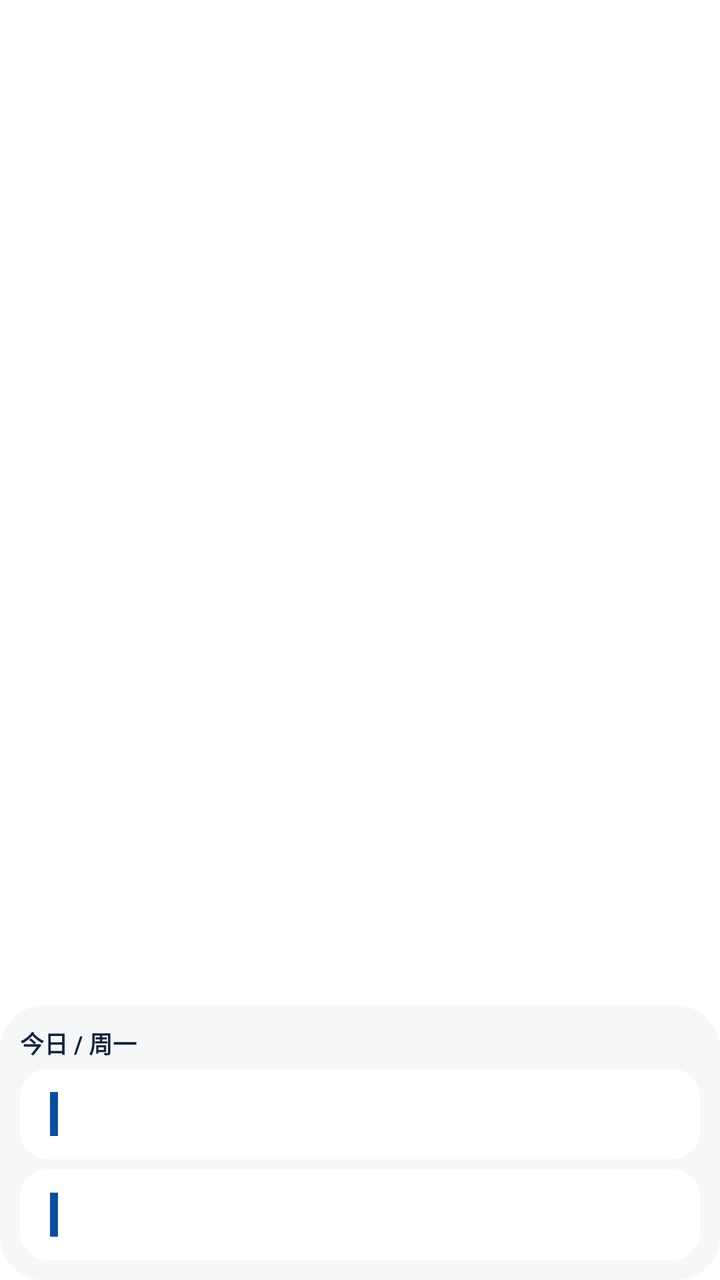
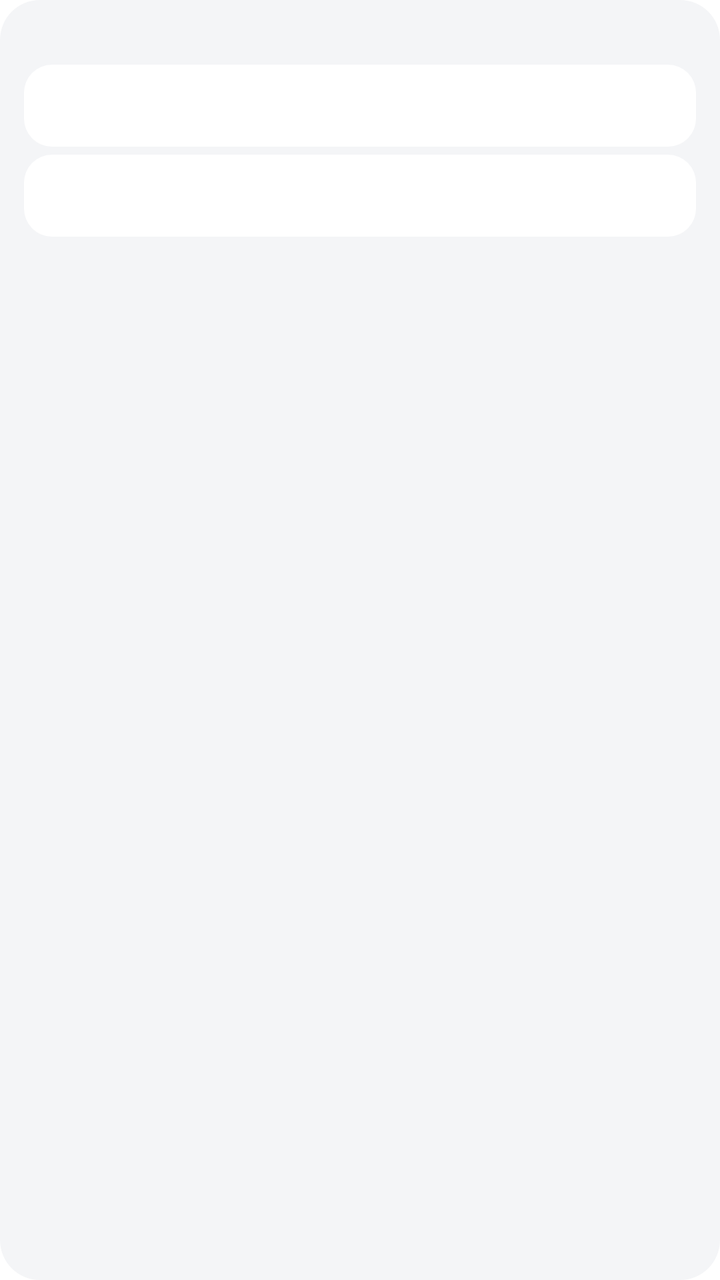

Compare the two renders of this Android layout. The source of the first and the diff that turns it into the second are given below.
<!-- AndroidManifest.xml: fallback theme Theme.MaterialComponents.DayNight.NoActionBar -->
<!-- res/layout/widget_timetable_2x2.xml -->
<?xml version="1.0" encoding="utf-8"?>
<FrameLayout xmlns:android="http://schemas.android.com/apk/res/android"
    android:id="@+id/widget_root"
    android:layout_width="match_parent"
    android:layout_height="match_parent"
    android:background="@android:color/transparent">

    <LinearLayout
        android:id="@+id/widget_card"
        android:layout_width="match_parent"
        android:layout_height="wrap_content"
        android:layout_gravity="bottom"
        android:orientation="vertical"
        android:padding="10dp"
        android:background="@drawable/widget_bg">

        <LinearLayout
            android:layout_width="match_parent"
            android:layout_height="wrap_content"
            android:orientation="horizontal">

            <TextView
                android:id="@+id/widget_today"
                android:layout_width="0dp"
                android:layout_height="wrap_content"
                android:layout_weight="1"
                android:text="今日 / 周一"
                android:textSize="12sp"
                android:textStyle="bold"
                android:textColor="#14243B" />

            <TextView
                android:id="@+id/widget_week"
                android:layout_width="wrap_content"
                android:layout_height="wrap_content"
                android:text=""
                android:textSize="11sp"
                android:textColor="#5D7392" />
        </LinearLayout>

        <FrameLayout
            android:layout_width="match_parent"
            android:layout_height="wrap_content"
            android:layout_marginTop="4dp"
            android:minHeight="56dp">

            <TextView
                android:id="@+id/widget_status"
                android:layout_width="match_parent"
                android:layout_height="match_parent"
                android:gravity="center"
                android:textSize="13sp"
                android:textColor="#5D7392"
                android:text="" />

            <LinearLayout
                android:id="@+id/widget_items"
                android:layout_width="match_parent"
                android:layout_height="wrap_content"
                android:orientation="vertical">

                <LinearLayout
                    android:id="@+id/widget_item1"
                    android:layout_width="match_parent"
                    android:layout_height="wrap_content"
                    android:minHeight="34dp"
                    android:orientation="horizontal"
                    android:gravity="center_vertical"
                    android:padding="7dp"
                    android:background="@drawable/widget_row_bg">

                    <TextView
                        android:id="@+id/widget_item1_time"
                        android:layout_width="wrap_content"
                        android:layout_height="wrap_content"
                        android:gravity="center"
                        android:textSize="9.5sp"
                        android:textColor="#5D7392"
                        android:maxLines="2" />

                    <TextView
                        android:id="@+id/widget_item1_bar"
                        android:layout_width="4dp"
                        android:layout_height="22dp"
                        android:layout_marginStart="8dp"
                        android:background="#0B4F9C" />

                    <LinearLayout
                        android:layout_width="0dp"
                        android:layout_height="wrap_content"
                        android:layout_weight="1"
                        android:layout_marginStart="8dp"
                        android:orientation="vertical">

                        <TextView
                            android:id="@+id/widget_item1_name"
                            android:layout_width="match_parent"
                            android:layout_height="wrap_content"
                            android:textSize="12sp"
                            android:textStyle="bold"
                            android:textColor="#14243B"
                            android:maxLines="2"
                            android:ellipsize="end" />

                        <TextView
                            android:id="@+id/widget_item1_info"
                            android:layout_width="match_parent"
                            android:layout_height="wrap_content"
                            android:textSize="9.5sp"
                            android:textColor="#5D7392"
                            android:maxLines="1"
                            android:ellipsize="end"
                            android:paddingTop="2dp" />
                    </LinearLayout>
                </LinearLayout>

                <LinearLayout
                    android:id="@+id/widget_item2"
                    android:layout_width="match_parent"
                    android:layout_height="wrap_content"
                    android:layout_marginTop="5dp"
                    android:minHeight="34dp"
                    android:orientation="horizontal"
                    android:gravity="center_vertical"
                    android:padding="7dp"
                    android:background="@drawable/widget_row_bg">

                    <TextView
                        android:id="@+id/widget_item2_time"
                        android:layout_width="wrap_content"
                        android:layout_height="wrap_content"
                        android:gravity="center"
                        android:textSize="9.5sp"
                        android:textColor="#5D7392"
                        android:maxLines="2" />

                    <TextView
                        android:id="@+id/widget_item2_bar"
                        android:layout_width="4dp"
                        android:layout_height="22dp"
                        android:layout_marginStart="8dp"
                        android:background="#0B4F9C" />

                    <LinearLayout
                        android:layout_width="0dp"
                        android:layout_height="wrap_content"
                        android:layout_weight="1"
                        android:layout_marginStart="8dp"
                        android:orientation="vertical">

                        <TextView
                            android:id="@+id/widget_item2_name"
                            android:layout_width="match_parent"
                            android:layout_height="wrap_content"
                            android:textSize="12sp"
                            android:textStyle="bold"
                            android:textColor="#14243B"
                            android:maxLines="2"
                            android:ellipsize="end" />

                        <TextView
                            android:id="@+id/widget_item2_info"
                            android:layout_width="match_parent"
                            android:layout_height="wrap_content"
                            android:textSize="9.5sp"
                            android:textColor="#5D7392"
                            android:maxLines="1"
                            android:ellipsize="end"
                            android:paddingTop="2dp" />
                    </LinearLayout>
                </LinearLayout>
            </LinearLayout>
        </FrameLayout>
    </LinearLayout>
</FrameLayout>
<!-- resources referenced by this layout -->
<resources>
  <!-- drawable widget_bg (drawable) -->
  <?xml version="1.0" encoding="utf-8"?>
  <shape xmlns:android="http://schemas.android.com/apk/res/android"
      android:shape="rectangle">
      <solid android:color="#F6F7F9" />
      <corners android:radius="22dp" />
  </shape>
  <!-- drawable widget_row_bg (drawable) -->
  <?xml version="1.0" encoding="utf-8"?>
  <shape xmlns:android="http://schemas.android.com/apk/res/android"
      android:shape="rectangle">
      <solid android:color="#FFFFFF" />
      <corners android:radius="14dp" />
  </shape>
</resources>

<!-- the commit's change to res/layout/widget_timetable_2x2.xml (unified diff, before → after) -->
@@ -3,55 +3,53 @@
     android:id="@+id/widget_root"
     android:layout_width="match_parent"
     android:layout_height="match_parent"
-    android:background="@android:color/transparent">
+    android:background="@drawable/widget_bg">
 
     <LinearLayout
-        android:id="@+id/widget_card"
         android:layout_width="match_parent"
-        android:layout_height="wrap_content"
-        android:layout_gravity="bottom"
+        android:layout_height="match_parent"
         android:orientation="vertical"
-        android:padding="10dp"
-        android:background="@drawable/widget_bg">
+        android:padding="12dp">
 
         <LinearLayout
             android:layout_width="match_parent"
             android:layout_height="wrap_content"
-            android:orientation="horizontal">
+            android:orientation="horizontal"
+            android:gravity="center_vertical">
 
             <TextView
                 android:id="@+id/widget_today"
                 android:layout_width="0dp"
                 android:layout_height="wrap_content"
                 android:layout_weight="1"
-                android:text="今日 / 周一"
                 android:textSize="12sp"
                 android:textStyle="bold"
-                android:textColor="#14243B" />
+                android:textColor="@color/widget_title"
+                android:maxLines="1"
+                android:ellipsize="end" />
 
             <TextView
                 android:id="@+id/widget_week"
                 android:layout_width="wrap_content"
                 android:layout_height="wrap_content"
-                android:text=""
                 android:textSize="11sp"
-                android:textColor="#5D7392" />
+                android:textColor="@color/widget_title"
+                android:maxLines="1" />
         </LinearLayout>
 
         <FrameLayout
             android:layout_width="match_parent"
-            android:layout_height="wrap_content"
-            android:layout_marginTop="4dp"
-            android:minHeight="56dp">
+            android:layout_height="0dp"
+            android:layout_weight="1"
+            android:layout_marginTop="4dp">
 
             <TextView
                 android:id="@+id/widget_status"
                 android:layout_width="match_parent"
                 android:layout_height="match_parent"
                 android:gravity="center"
-                android:textSize="13sp"
-                android:textColor="#5D7392"
-                android:text="" />
+                android:textSize="12sp"
+                android:textColor="@color/widget_secondary" />
 
             <LinearLayout
                 android:id="@+id/widget_items"
@@ -63,27 +61,21 @@
                     android:id="@+id/widget_item1"
                     android:layout_width="match_parent"
                     android:layout_height="wrap_content"
-                    android:minHeight="34dp"
                     android:orientation="horizontal"
                     android:gravity="center_vertical"
-                    android:padding="7dp"
+                    android:padding="6dp"
                     android:background="@drawable/widget_row_bg">
 
                     <TextView
                         android:id="@+id/widget_item1_time"
                         android:layout_width="wrap_content"
                         android:layout_height="wrap_content"
+                        android:minWidth="34dp"
                         android:gravity="center"
-                        android:textSize="9.5sp"
-                        android:textColor="#5D7392"
+                        android:textSize="9sp"
+                        android:lineSpacingExtra="1dp"
+                        android:textColor="@color/widget_secondary"
                         android:maxLines="2" />
-
-                    <TextView
-                        android:id="@+id/widget_item1_bar"
-                        android:layout_width="4dp"
-                        android:layout_height="22dp"
-                        android:layout_marginStart="8dp"
-                        android:background="#0B4F9C" />
 
                     <LinearLayout
                         android:layout_width="0dp"
@@ -96,21 +88,21 @@
                             android:id="@+id/widget_item1_name"
                             android:layout_width="match_parent"
                             android:layout_height="wrap_content"
-                            android:textSize="12sp"
+                            android:textSize="11.5sp"
                             android:textStyle="bold"
-                            android:textColor="#14243B"
-                            android:maxLines="2"
+                            android:textColor="@color/widget_primary"
+                            android:maxLines="1"
                             android:ellipsize="end" />
 
                         <TextView
                             android:id="@+id/widget_item1_info"
                             android:layout_width="match_parent"
                             android:layout_height="wrap_content"
-                            android:textSize="9.5sp"
-                            android:textColor="#5D7392"
+                            android:textSize="9sp"
+                            android:textColor="@color/widget_secondary"
                             android:maxLines="1"
                             android:ellipsize="end"
-                            android:paddingTop="2dp" />
+                            android:paddingTop="1dp" />
                     </LinearLayout>
                 </LinearLayout>
 
@@ -118,28 +110,22 @@
                     android:id="@+id/widget_item2"
                     android:layout_width="match_parent"
                     android:layout_height="wrap_content"
-                    android:layout_marginTop="5dp"
-                    android:minHeight="34dp"
+                    android:layout_marginTop="4dp"
                     android:orientation="horizontal"
                     android:gravity="center_vertical"
-                    android:padding="7dp"
+                    android:padding="6dp"
                     android:background="@drawable/widget_row_bg">
 
                     <TextView
                         android:id="@+id/widget_item2_time"
                         android:layout_width="wrap_content"
                         android:layout_height="wrap_content"
+                        android:minWidth="34dp"
                         android:gravity="center"
-                        android:textSize="9.5sp"
-                        android:textColor="#5D7392"
+                        android:textSize="9sp"
+                        android:lineSpacingExtra="1dp"
+                        android:textColor="@color/widget_secondary"
                         android:maxLines="2" />
-
-                    <TextView
-                        android:id="@+id/widget_item2_bar"
-                        android:layout_width="4dp"
-                        android:layout_height="22dp"
-                        android:layout_marginStart="8dp"
-                        android:background="#0B4F9C" />
 
                     <LinearLayout
                         android:layout_width="0dp"
@@ -152,21 +138,21 @@
                             android:id="@+id/widget_item2_name"
                             android:layout_width="match_parent"
                             android:layout_height="wrap_content"
-                            android:textSize="12sp"
+                            android:textSize="11.5sp"
                             android:textStyle="bold"
-                            android:textColor="#14243B"
-                            android:maxLines="2"
+                            android:textColor="@color/widget_primary"
+                            android:maxLines="1"
                             android:ellipsize="end" />
 
                         <TextView
                             android:id="@+id/widget_item2_info"
                             android:layout_width="match_parent"
                             android:layout_height="wrap_content"
-                            android:textSize="9.5sp"
-                            android:textColor="#5D7392"
+                            android:textSize="9sp"
+                            android:textColor="@color/widget_secondary"
                             android:maxLines="1"
                             android:ellipsize="end"
-                            android:paddingTop="2dp" />
+                            android:paddingTop="1dp" />
                     </LinearLayout>
                 </LinearLayout>
             </LinearLayout>
<!-- resource entries referenced after the edit -->
@@ -1,18 +1,23 @@
 <!-- resources referenced by this layout -->
 <resources>
+  <color name="widget_primary">#E6000000</color>
+  <color name="widget_secondary">#66000000</color>
+  <color name="widget_title">#66000000</color>
   <!-- drawable widget_bg (drawable) -->
   <?xml version="1.0" encoding="utf-8"?>
   <shape xmlns:android="http://schemas.android.com/apk/res/android"
       android:shape="rectangle">
-      <solid android:color="#F6F7F9" />
-      <corners android:radius="22dp" />
+      <solid android:color="@color/widget_card_bg" />
+      <corners android:radius="20dp" />
   </shape>
   <!-- drawable widget_row_bg (drawable) -->
   <?xml version="1.0" encoding="utf-8"?>
   <shape xmlns:android="http://schemas.android.com/apk/res/android"
       android:shape="rectangle">
-      <solid android:color="#FFFFFF" />
+      <solid android:color="@color/widget_row_bg" />
       <corners android:radius="14dp" />
   </shape>
+  <color name="widget_card_bg">#F4F5F7</color>
+  <color name="widget_row_bg">#FFFFFFFF</color>
 </resources>
 
